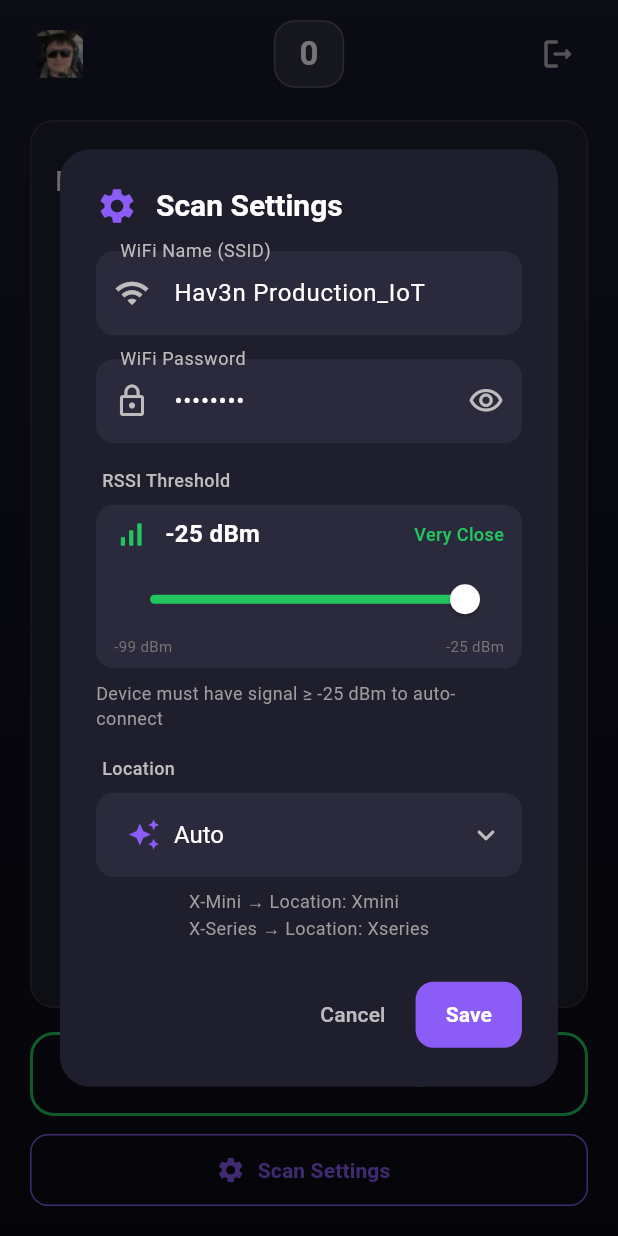
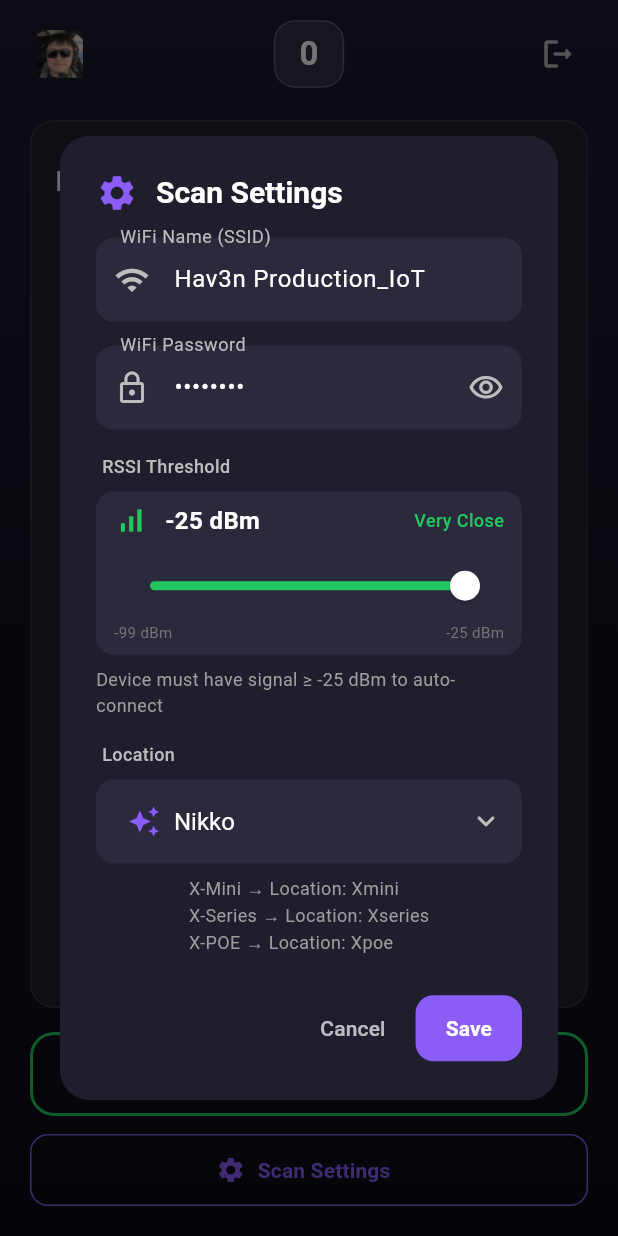
Before and after one commit to JoshFazekas/NIKKOFLUTTERAPP, a Flutter app: the HomeScreen screen opened directly, after a tap on "Scan Settings", on a phone screen of 412 x 824 dp. Run offline on Flutter 3.47's test engine with Material 3 defaults, Android fonts, the light colour scheme and no system bars; our stand-ins replace audioplayers, flutter_blue_plus, flutter_secure_storage, lottie, permission_handler; accounts and stored records are empty.

Commit message:
Nikko App 1.0.2

```diff
--- a/lib/screens/home_screen.dart
+++ b/lib/screens/home_screen.dart
@@ -6,6 +6,7 @@ import 'package:flutter_blue_plus/flutter_blue_plus.dart';
 import 'package:permission_handler/permission_handler.dart';
 import 'package:lottie/lottie.dart';
 import 'package:flutter_secure_storage/flutter_secure_storage.dart';
+import 'package:audioplayers/audioplayers.dart';
 import '../services/auth_state.dart';
 import '../services/provisioning_service.dart';
 import 'sign_in_screen.dart';
@@ -24,7 +25,7 @@ const String _provisionedCountDateKey = 'provisioned_count_date';
 const String _wifiSsidKey = 'scan_settings_wifi_ssid';
 const String _wifiPasswordKey = 'scan_settings_wifi_password';
 const String _rssiThresholdKey = 'scan_settings_rssi_threshold';
-const String _autoLocationModeKey = 'scan_settings_auto_location_mode';
+const String _locationModeKey = 'scan_settings_location_mode';
 const String _customLocationIdKey = 'scan_settings_custom_location_id';
 
 class HomeScreen extends StatefulWidget {
@@ -52,8 +53,8 @@ class _HomeScreenState extends State<HomeScreen> with WidgetsBindingObserver {
   String _wifiSsid = defaultWifiSsid;
   String _wifiPassword = defaultWifiPassword;
   int _rssiThreshold = kDefaultProximityRssiThreshold; // RSSI threshold for auto-connect
-  bool _autoLocationMode = true; // true = Auto, false = Custom
-  String _customLocationId = ''; // Only used when _autoLocationMode is false
+  String _locationMode = locationModeNikko; // 'nikko', 'chase', or 'custom'
+  String _customLocationId = ''; // Only used when _locationMode is 'custom'
 
   // Bluetooth device list
   final Map<String, ScanResult> _discoveredDevices = {};
@@ -89,6 +90,9 @@ class _HomeScreenState extends State<HomeScreen> with WidgetsBindingObserver {
   // Device info from WHO_AM_I
   DeviceInfo? _currentDeviceInfo;
   StreamSubscription<DeviceInfo>? _deviceInfoSubscription;
+
+  // Audio player for success sound (lazy initialized)
+  AudioPlayer? _audioPlayer;
 
   @override
   void initState() {
@@ -141,7 +145,7 @@ class _HomeScreenState extends State<HomeScreen> with WidgetsBindingObserver {
       final ssid = await _storage.read(key: _wifiSsidKey);
       final password = await _storage.read(key: _wifiPasswordKey);
       final rssiStr = await _storage.read(key: _rssiThresholdKey);
-      final autoModeStr = await _storage.read(key: _autoLocationModeKey);
+      final locationModeStr = await _storage.read(key: _locationModeKey);
       final customLocationId = await _storage.read(key: _customLocationIdKey);
 
       if (mounted) {
@@ -155,8 +159,8 @@ class _HomeScreenState extends State<HomeScreen> with WidgetsBindingObserver {
           if (rssiStr != null) {
             _rssiThreshold = int.tryParse(rssiStr) ?? kDefaultProximityRssiThreshold;
           }
-          if (autoModeStr != null) {
-            _autoLocationMode = autoModeStr == 'true';
+          if (locationModeStr != null && locationModeStr.isNotEmpty) {
+            _locationMode = locationModeStr;
           }
           if (customLocationId != null) {
             _customLocationId = customLocationId;
@@ -174,7 +178,7 @@ class _HomeScreenState extends State<HomeScreen> with WidgetsBindingObserver {
       await _storage.write(key: _wifiSsidKey, value: _wifiSsid);
       await _storage.write(key: _wifiPasswordKey, value: _wifiPassword);
       await _storage.write(key: _rssiThresholdKey, value: _rssiThreshold.toString());
-      await _storage.write(key: _autoLocationModeKey, value: _autoLocationMode.toString());
+      await _storage.write(key: _locationModeKey, value: _locationMode);
       await _storage.write(key: _customLocationIdKey, value: _customLocationId);
     } catch (e) {
       debugPrint('Error saving scan settings: $e');
@@ -193,6 +197,7 @@ class _HomeScreenState extends State<HomeScreen> with WidgetsBindingObserver {
     _deviceAddedSubscription?.cancel();
     _deviceInfoSubscription?.cancel();
     _logScrollController.dispose();
+    _audioPlayer?.dispose();
     super.dispose();
   }
 
@@ -473,7 +478,7 @@ class _HomeScreenState extends State<HomeScreen> with WidgetsBindingObserver {
       bearerToken: bearerToken,
       ssid: _wifiSsid,
       wifiPassword: _wifiPassword,
-      autoLocationMode: _autoLocationMode,
+      locationMode: _locationMode,
       customLocationId: _customLocationId,
     );
 
@@ -620,8 +625,20 @@ class _HomeScreenState extends State<HomeScreen> with WidgetsBindingObserver {
         });
         // Persist the count to storage
         _saveProvisionedCount();
+        // Play success sound
+        _playSuccessSound();
       }
     });
+  }
+
+  /// Play success sound when device is added
+  Future<void> _playSuccessSound() async {
+    try {
+      _audioPlayer ??= AudioPlayer();
+      await _audioPlayer!.play(AssetSource('sounds/ping.aac'));
+    } catch (e) {
+      debugPrint('Error playing success sound: $e');
+    }
   }
 
   void _openMenuScreen(BuildContext context) {
@@ -749,7 +766,7 @@ class _HomeScreenState extends State<HomeScreen> with WidgetsBindingObserver {
 
   Future<void> _startProvisioning() async {
     // Check if custom location ID is required but not provided
-    if (!_autoLocationMode && _customLocationId.trim().isEmpty) {
+    if (_locationMode == locationModeCustom && _customLocationId.trim().isEmpty) {
       _showErrorDialog(
         'Custom Location ID is required. Please go to Scan Settings and enter a Location ID.',
       );
@@ -803,7 +820,7 @@ class _HomeScreenState extends State<HomeScreen> with WidgetsBindingObserver {
     );
     bool obscurePassword = true;
     int rssiThreshold = _rssiThreshold;
-    bool autoLocationMode = _autoLocationMode;
+    String locationMode = _locationMode;
 
     showDialog(
       context: context,
@@ -1042,19 +1059,23 @@ class _HomeScreenState extends State<HomeScreen> with WidgetsBindingObserver {
                         width: 40,
                         alignment: Alignment.center,
                         child: Icon(
-                          autoLocationMode
+                          locationMode == locationModeNikko
                               ? Icons.auto_awesome
-                              : Icons.location_on_outlined,
-                          color: autoLocationMode
-                              ? const Color(0xFF8B5CF6)
-                              : Colors.grey.shade400,
+                              : locationMode == locationModeChase
+                                  ? Icons.storefront
+                                  : locationMode == locationModeDev
+                                      ? Icons.developer_mode
+                                      : Icons.location_on_outlined,
+                          color: locationMode == locationModeCustom
+                              ? Colors.grey.shade400
+                              : const Color(0xFF8B5CF6),
                           size: 22,
                         ),
                       ),
                       Expanded(
                         child: DropdownButtonHideUnderline(
-                          child: DropdownButton<bool>(
-                            value: autoLocationMode,
+                          child: DropdownButton<String>(
+                            value: locationMode,
                             isExpanded: true,
                             icon: Icon(
                               Icons.keyboard_arrow_down_rounded,
@@ -1068,7 +1089,7 @@ class _HomeScreenState extends State<HomeScreen> with WidgetsBindingObserver {
                             ),
                             items: [
                               DropdownMenuItem(
-                                value: true,
+                                value: locationModeNikko,
                                 child: Row(
                                   children: [
                                     Icon(
@@ -1077,12 +1098,40 @@ class _HomeScreenState extends State<HomeScreen> with WidgetsBindingObserver {
                                       size: 18,
                                     ),
                                     const SizedBox(width: 10),
-                                    const Text('Auto'),
+                                    const Text('Nikko'),
                                   ],
                                 ),
                               ),
                               DropdownMenuItem(
-                                value: false,
+                                value: locationModeChase,
+                                child: Row(
+                                  children: [
+                                    Icon(
+                                      Icons.storefront,
+                                      color: const Color(0xFF8B5CF6),
+                                      size: 18,
+                                    ),
+                                    const SizedBox(width: 10),
+                                    const Text('Chase'),
+                                  ],
+                                ),
+                              ),
+                              DropdownMenuItem(
+                                value: locationModeDev,
+                                child: Row(
+                                  children: [
+                                    Icon(
+                                      Icons.developer_mode,
+                                      color: const Color(0xFF8B5CF6),
+                                      size: 18,
+                                    ),
+                                    const SizedBox(width: 10),
+                                    const Text('Dev'),
+                                  ],
+                                ),
+                              ),
+                              DropdownMenuItem(
+                                value: locationModeCustom,
                                 child: Row(
                                   children: [
                                     Icon(
@@ -1100,7 +1149,27 @@ class _HomeScreenState extends State<HomeScreen> with WidgetsBindingObserver {
                               Align(
                                 alignment: Alignment.centerLeft,
                                 child: Text(
-                                  'Auto',
+                                  'Nikko',
+                                  style: const TextStyle(
+                                    color: Colors.white,
+                                    fontSize: 16,
+                                  ),
+                                ),
+                              ),
+                              Align(
+                                alignment: Alignment.centerLeft,
+                                child: Text(
+                                  'Chase',
+                                  style: const TextStyle(
+                                    color: Colors.white,
+                                    fontSize: 16,
+                                  ),
+                                ),
+                              ),
+                              Align(
+                                alignment: Alignment.centerLeft,
+                                child: Text(
+                                  'Dev',
                                   style: const TextStyle(
                                     color: Colors.white,
                                     fontSize: 16,
@@ -1120,7 +1189,7 @@ class _HomeScreenState extends State<HomeScreen> with WidgetsBindingObserver {
                             ],
                             onChanged: (value) {
                               setDialogState(() {
-                                autoLocationMode = value ?? true;
+                                locationMode = value ?? locationModeNikko;
                               });
                             },
                           ),
@@ -1130,12 +1199,12 @@ class _HomeScreenState extends State<HomeScreen> with WidgetsBindingObserver {
                   ),
                 ),
 
-                // Auto mode explanation
-                if (autoLocationMode)
+                // Nikko mode explanation
+                if (locationMode == locationModeNikko)
                   Padding(
                     padding: const EdgeInsets.only(top: 8),
                     child: Text(
-                      'X-Mini → Location: Xmini\nX-Series → Location: Xseries',
+                      'X-Mini → Location: Xmini\nX-Series → Location: Xseries\nX-POE → Location: Xpoe',
                       style: TextStyle(
                         color: Colors.grey.shade500,
                         fontSize: 12,
@@ -1143,8 +1212,34 @@ class _HomeScreenState extends State<HomeScreen> with WidgetsBindingObserver {
                     ),
                   ),
 
+                // Chase mode explanation
+                if (locationMode == locationModeChase)
+                  Padding(
+                    padding: const EdgeInsets.only(top: 8),
+                    child: Text(
+                      'X-Mini → Location: Production Xmini (28755)\nX-Series → Location: Production Xseries (28757)\nX-POE → Location: Production Xpoe (28756)',
+                      style: TextStyle(
+                        color: Colors.grey.shade500,
+                        fontSize: 12,
+                      ),
+                    ),
+                  ),
+
+                // Dev mode explanation
+                if (locationMode == locationModeDev)
+                  Padding(
+                    padding: const EdgeInsets.only(top: 8),
+                    child: Text(
+                      'X-Mini → Location: Dev.Xmini (28758)\nX-Series → Location: Dev.Xseries (28760)\nX-POE → Location: Dev.Xpoe (28759)',
+                      style: TextStyle(
+                        color: Colors.grey.shade500,
+                        fontSize: 12,
+                      ),
+                    ),
+                  ),
+
                 // Custom Location ID (only shown when Custom is selected)
-                if (!autoLocationMode) ...[
+                if (locationMode == locationModeCustom) ...[
                   const SizedBox(height: 16),
                   TextField(
                     controller: customLocationIdController,
@@ -1185,7 +1280,7 @@ class _HomeScreenState extends State<HomeScreen> with WidgetsBindingObserver {
                   _wifiSsid = ssidController.text;
                   _wifiPassword = passwordController.text;
                   _rssiThreshold = rssiThreshold;
-                  _autoLocationMode = autoLocationMode;
+                  _locationMode = locationMode;
                   _customLocationId = customLocationIdController.text;
                 });
                 // Persist settings to storage
@@ -1976,7 +2071,7 @@ class _HomeScreenState extends State<HomeScreen> with WidgetsBindingObserver {
                                 )
                               : OutlinedButton.icon(
                                   onPressed:
-                                      (!_autoLocationMode &&
+                                      (_locationMode == locationModeCustom &&
                                           _customLocationId.trim().isEmpty)
                                       ? null
                                       : _startProvisioning,
@@ -1993,13 +2088,13 @@ class _HomeScreenState extends State<HomeScreen> with WidgetsBindingObserver {
                                   ),
                                   style: OutlinedButton.styleFrom(
                                     foregroundColor:
-                                        (!_autoLocationMode &&
+                                        (_locationMode == locationModeCustom &&
                                             _customLocationId.trim().isEmpty)
                                         ? Colors.grey.shade600
                                         : const Color(0xFF22C55E),
                                     side: BorderSide(
                                       color:
-                                          (!_autoLocationMode &&
+                                          (_locationMode == locationModeCustom &&
                                               _customLocationId.trim().isEmpty)
                                           ? Colors.grey.shade700
                                           : const Color(0xFF22C55E),
@@ -2011,7 +2106,7 @@ class _HomeScreenState extends State<HomeScreen> with WidgetsBindingObserver {
                                   ),
                                 ),
                         ),
-                        if (!_autoLocationMode &&
+                        if (_locationMode == locationModeCustom &&
                             _customLocationId.trim().isEmpty &&
                             !isRunning)
                           Padding(
--- a/lib/services/provisioning_service.dart
+++ b/lib/services/provisioning_service.dart
@@ -25,10 +25,26 @@ const deviceAnnounceUrl =
 const addDeviceToLocationUrl =
     'https://stg-api.havenlighting.com/api/Devices/AddDeviceToLocation';
 
-// Auto location IDs based on device type
+// Auto location IDs based on device type (Nikko mode)
 const autoLocationIdXmini = '28599';
 const autoLocationIdXseries = '28600';
 const autoLocationIdXpoe = '28724';
+
+// Chase production location IDs
+const chaseLocationIdXmini = '28755';
+const chaseLocationIdXseries = '28757';
+const chaseLocationIdXpoe = '28756';
+
+// Dev location IDs
+const devLocationIdXmini = '28758';
+const devLocationIdXseries = '28760';
+const devLocationIdXpoe = '28759';
+
+// Location mode options
+const locationModeNikko = 'nikko';
+const locationModeChase = 'chase';
+const locationModeDev = 'dev';
+const locationModeCustom = 'custom';
 
 /// Status updates for the provisioning process
 enum ProvisioningStatus {
@@ -253,7 +269,7 @@ class ProvisioningService {
   Future<void> provisionDevice({
     required ScanResult scanResult,
     required String bearerToken,
-    bool autoLocationMode = true,
+    String locationMode = locationModeNikko,
     String? customLocationId,
     String? ssid,
     String? wifiPassword,
@@ -283,16 +299,26 @@ class ProvisioningService {
 
       // Determine location ID based on mode and device type
       String locationId;
-      if (autoLocationMode) {
-        locationId = _getAutoLocationId(deviceName);
+      if (locationMode == locationModeNikko) {
+        locationId = _getLocationIdForMode(deviceName, locationModeNikko);
         _addMessage(
-          'Auto location mode: Assigned location ID $locationId for device type',
+          'Nikko location mode: Assigned location ID $locationId for device type',
+        );
+      } else if (locationMode == locationModeChase) {
+        locationId = _getLocationIdForMode(deviceName, locationModeChase);
+        _addMessage(
+          'Chase location mode: Assigned location ID $locationId for device type',
+        );
+      } else if (locationMode == locationModeDev) {
+        locationId = _getLocationIdForMode(deviceName, locationModeDev);
+        _addMessage(
+          'Dev location mode: Assigned location ID $locationId for device type',
         );
       } else {
         locationId = customLocationId ?? '';
         if (locationId.isEmpty) {
           throw Exception(
-            'Custom location ID is required when not using auto mode',
+            'Custom location ID is required when not using custom mode',
           );
         }
         _addMessage(
@@ -854,46 +880,89 @@ class ProvisioningService {
     _resultsController.close();
   }
 
-  /// Get auto location ID based on device type
-  /// X-MINI = 28599, X-SERIES = 28600, X-POE = 28724
-  String _getAutoLocationId(String deviceName) {
+  /// Get location ID based on device type and location mode
+  /// Nikko mode: X-MINI = 28599, X-SERIES = 28600, X-POE = 28724
+  /// Chase mode: X-MINI = 28755, X-SERIES = 28757, X-POE = 28756
+  /// Dev mode: X-MINI = 28758, X-SERIES = 28760, X-POE = 28759
+  String _getLocationIdForMode(String deviceName, String mode) {
     final upperName = deviceName.toUpperCase();
+    String modeName;
 
-    // Check for X-POE (location ID = 28724)
+    if (mode == locationModeChase) {
+      modeName = 'Chase';
+    } else if (mode == locationModeDev) {
+      modeName = 'Dev';
+    } else {
+      modeName = 'Nikko';
+    }
+
+    // Check for X-POE
     if (upperName.contains('X-POE') ||
         upperName.contains('XPOE') ||
         upperName.contains('X POE')) {
+      String locationId;
+      if (mode == locationModeChase) {
+        locationId = chaseLocationIdXpoe;
+      } else if (mode == locationModeDev) {
+        locationId = devLocationIdXpoe;
+      } else {
+        locationId = autoLocationIdXpoe;
+      }
       _addMessage(
-        '✓ Detected X-POE → Auto Location ID: $autoLocationIdXpoe',
+        '✓ Detected X-POE → $modeName Location ID: $locationId',
       );
-      return autoLocationIdXpoe;
+      return locationId;
     }
 
-    // Check for X-MINI (location ID = 28599)
+    // Check for X-MINI
     if (upperName.contains('X-MINI') ||
         upperName.contains('XMINI') ||
         upperName.contains('X MINI')) {
+      String locationId;
+      if (mode == locationModeChase) {
+        locationId = chaseLocationIdXmini;
+      } else if (mode == locationModeDev) {
+        locationId = devLocationIdXmini;
+      } else {
+        locationId = autoLocationIdXmini;
+      }
       _addMessage(
-        '✓ Detected X-MINI → Auto Location ID: $autoLocationIdXmini',
+        '✓ Detected X-MINI → $modeName Location ID: $locationId',
       );
-      return autoLocationIdXmini;
+      return locationId;
     }
 
-    // Check for X-SERIES (location ID = 28600)
+    // Check for X-SERIES
     if (upperName.contains('X-SERIES') ||
         upperName.contains('XSERIES') ||
         upperName.contains('X SERIES')) {
+      String locationId;
+      if (mode == locationModeChase) {
+        locationId = chaseLocationIdXseries;
+      } else if (mode == locationModeDev) {
+        locationId = devLocationIdXseries;
+      } else {
+        locationId = autoLocationIdXseries;
+      }
       _addMessage(
-        '✓ Detected X-SERIES → Auto Location ID: $autoLocationIdXseries',
+        '✓ Detected X-SERIES → $modeName Location ID: $locationId',
       );
-      return autoLocationIdXseries;
+      return locationId;
     }
 
     // Default fallback to X-MINI location
+    String defaultLocationId;
+    if (mode == locationModeChase) {
+      defaultLocationId = chaseLocationIdXmini;
+    } else if (mode == locationModeDev) {
+      defaultLocationId = devLocationIdXmini;
+    } else {
+      defaultLocationId = autoLocationIdXmini;
+    }
     _addMessage(
-      '⚠ Unknown device type "$deviceName", defaulting to X-MINI location ID: $autoLocationIdXmini',
+      '⚠ Unknown device type "$deviceName", defaulting to X-MINI $modeName location ID: $defaultLocationId',
     );
-    return autoLocationIdXmini;
+    return defaultLocationId;
   }
 
   /// Get controllerTypeId based on Bluetooth device name
--- a/pubspec.yaml
+++ b/pubspec.yaml
@@ -16,7 +16,7 @@ publish_to: 'none' # Remove this line if you wish to publish to pub.dev
 # https://developer.apple.com/library/archive/documentation/General/Reference/InfoPlistKeyReference/Articles/CoreFoundationKeys.html
 # In Windows, build-name is used as the major, minor, and patch parts
 # of the product and file versions while build-number is used as the build suffix.
-version: 1.0.0+1
+version: 1.0.2+1
 
 environment:
   sdk: ^3.9.2
@@ -39,6 +39,7 @@ dependencies:
   permission_handler: ^11.3.1
   lottie: ^3.1.0
   flutter_secure_storage: ^9.2.2
+  audioplayers: ^6.1.0
 
 dev_dependencies:
   flutter_test:
@@ -75,6 +76,7 @@ flutter:
     - assets/images/
     - assets/logos/
     - assets/lottie/
+    - assets/sounds/
 
   # An image asset can refer to one or more resolution-specific "variants", see
   # https://flutter.dev/to/resolution-aware-images
```
Also changed, not shown: pubspec.lock, 12 other files.
